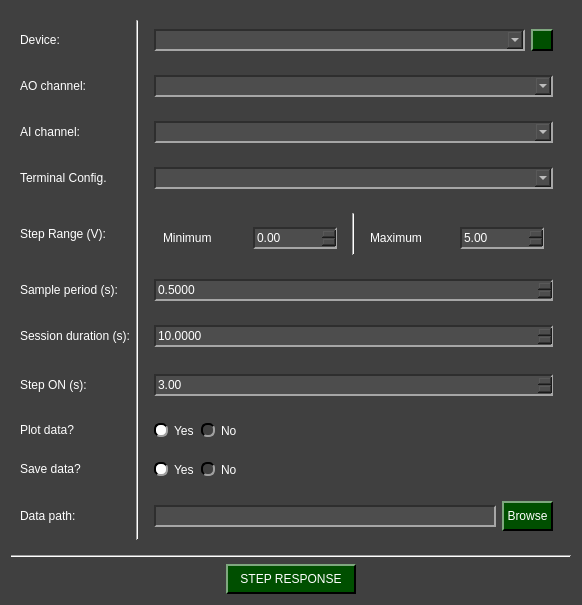
Old version of the form pydaq/uis/PyDAQ_step_response_NIDAQ_widget.ui in the repository samirmartins/pydaq.
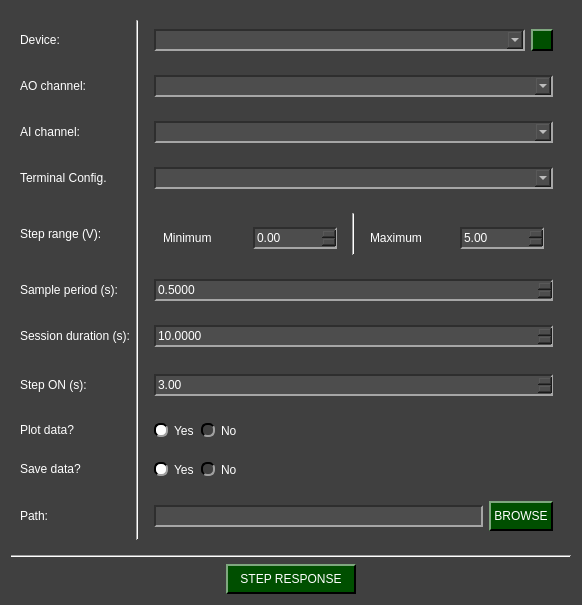
New version of the form. Icons and pictures are not drawn.

What changed in the file:
```diff
--- a/pydaq/uis/PyDAQ_step_response_NIDAQ_widget.ui
+++ b/pydaq/uis/PyDAQ_step_response_NIDAQ_widget.ui
@@ -302,7 +302,7 @@
       <item row="4" column="0">
        <widget class="QLabel" name="label_10">
         <property name="text">
-         <string>Step Range (V):</string>
+         <string>Step range (V):</string>
         </property>
        </widget>
       </item>
@@ -347,7 +347,7 @@
          </size>
         </property>
         <property name="text">
-         <string>Data path:</string>
+         <string>Path:</string>
         </property>
        </widget>
       </item>
@@ -663,7 +663,7 @@
             </size>
            </property>
            <property name="text">
-            <string> Browse </string>
+            <string> BROWSE </string>
            </property>
           </widget>
          </item>
```
